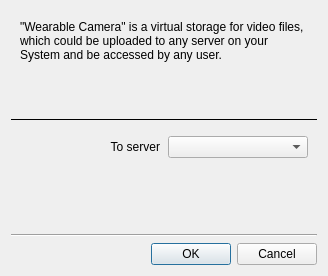
Above: vms/client/nx_vms_client_desktop/src/ui/dialogs/new_wearable_camera_dialog.ui from networkoptix/nx_open before the change. Below: the same form after it.
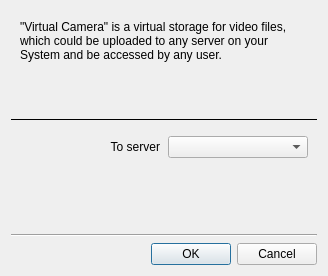
That is the form after the change. Custom widgets are drawn as their Qt base class.

Commit message:
VMS-12345: Renamed "Wearable Camera" to "Virtual Camera" in user-visible strings
<==== Mercurial data ====>
Branch: vms_gui

Patch:
```diff
--- a/vms/client/nx_vms_client_desktop/src/ui/dialogs/new_wearable_camera_dialog.ui
+++ b/vms/client/nx_vms_client_desktop/src/ui/dialogs/new_wearable_camera_dialog.ui
@@ -20,7 +20,7 @@
       <item>
        <widget class="QLabel" name="headerLabel">
         <property name="text">
-         <string>&quot;Wearable Camera&quot; is a virtual storage for video files, which could be uploaded to any server on your System and be accessed by any user.</string>
+         <string>&quot;Virtual Camera&quot; is a virtual storage for video files, which could be uploaded to any server on your System and be accessed by any user.</string>
         </property>
         <property name="alignment">
          <set>Qt::AlignLeading|Qt::AlignLeft|Qt::AlignTop</set>
```
Left out of the diff: 2 changed lines with no effect on the pictures. The commit also changes 7 other files.
